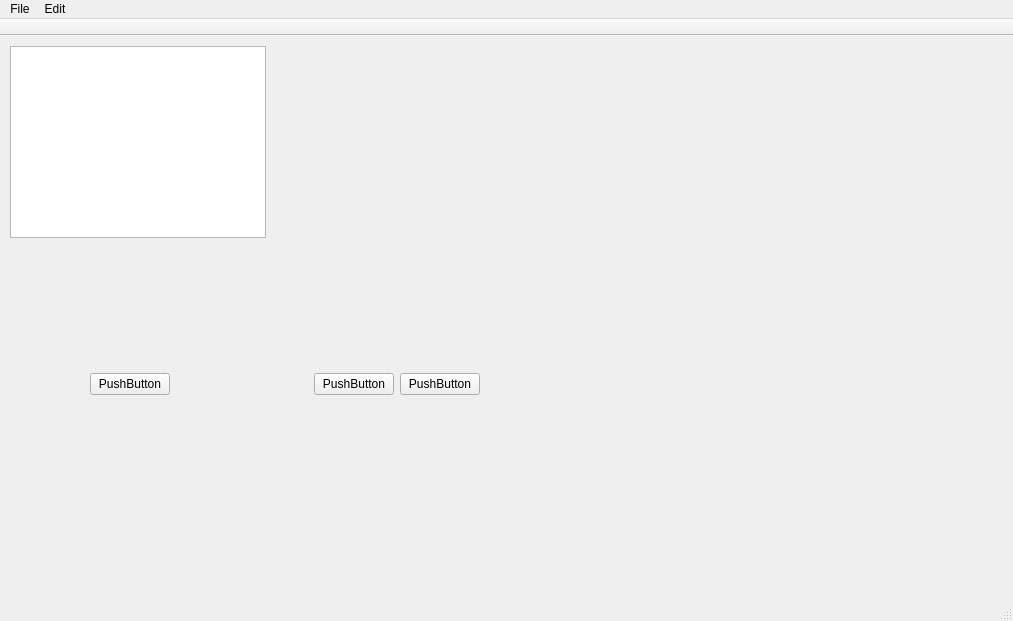
Above: src/qlabelme/widgets/main_window.ui from mariekarelina/QLabelMe before the change. Below: the same form after it.
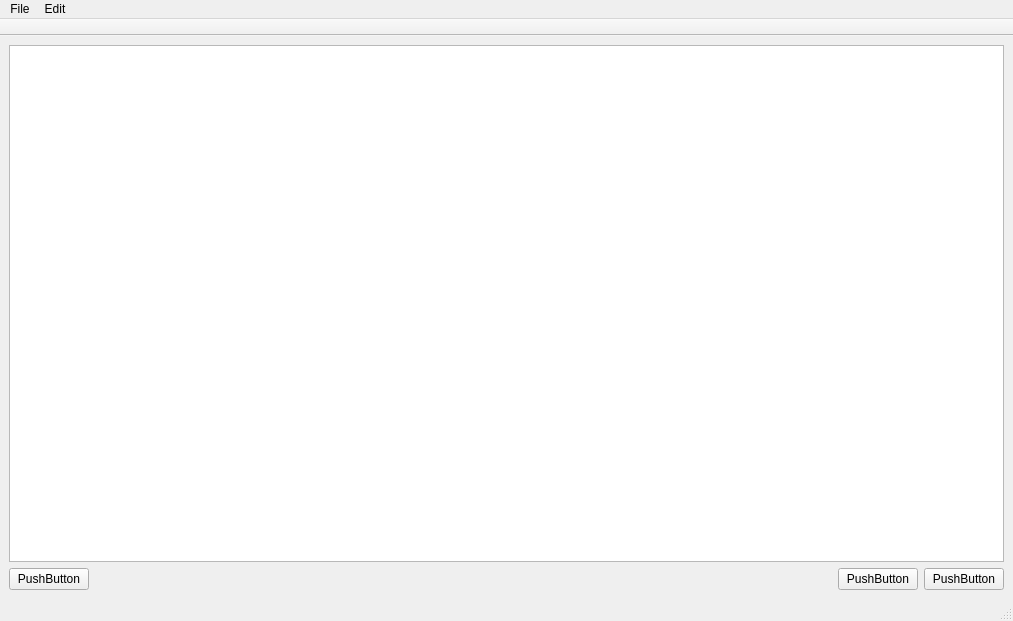
That is the form after the change.

The edit to the form file:
```diff
--- a/src/qlabelme/widgets/main_window.ui
+++ b/src/qlabelme/widgets/main_window.ui
@@ -26,18 +26,8 @@
    </size>
   </property>
   <widget class="QWidget" name="centralwidget">
-   <widget class="QSplitter" name="splitter">
-    <property name="geometry">
-     <rect>
-      <x>10</x>
-      <y>10</y>
-      <width>256</width>
-      <height>192</height>
-     </rect>
-    </property>
-    <property name="orientation">
-     <enum>Qt::Horizontal</enum>
-    </property>
+   <layout class="QVBoxLayout" name="verticalLayout">
+    <item>
     <widget class="QGraphicsView" name="graphView">
      <property name="sizePolicy">
       <sizepolicy hsizetype="Expanding" vsizetype="Expanding">
@@ -46,17 +36,9 @@
       </sizepolicy>
      </property>
     </widget>
-   </widget>
-   <widget class="QWidget" name="">
-    <property name="geometry">
-     <rect>
-      <x>90</x>
-      <y>330</y>
-      <width>390</width>
-      <height>36</height>
-     </rect>
-    </property>
-    <layout class="QHBoxLayout" name="horizontalLayout">
+    </item>
+    <item>
+     <layout class="QHBoxLayout" name="horizontalLayout_2">
      <item>
       <widget class="QPushButton" name="pushButton">
        <property name="text">
@@ -77,13 +59,6 @@
        </property>
       </spacer>
      </item>
-     <item>
-      <widget class="QPushButton" name="pushButton_2">
-       <property name="text">
-        <string>PushButton</string>
-       </property>
-      </widget>
-     </item>
      <item>
       <widget class="QPushButton" name="pushButton_3">
        <property name="text">
@@ -91,8 +66,16 @@
        </property>
       </widget>
      </item>
-    </layout>
-   </widget>
+      <item>
+       <widget class="QPushButton" name="pushButton_2">
+        <property name="text">
+         <string>PushButton</string>
+        </property>
+       </widget>
+      </item>
+     </layout>
+    </item>
+   </layout>
   </widget>
   <widget class="QStatusBar" name="statusBar"/>
   <widget class="QToolBar" name="toolBar">
```
Left out of the diff: 3 changed lines with no effect on the pictures. Lines whose indentation alone changed are shown as unchanged.
